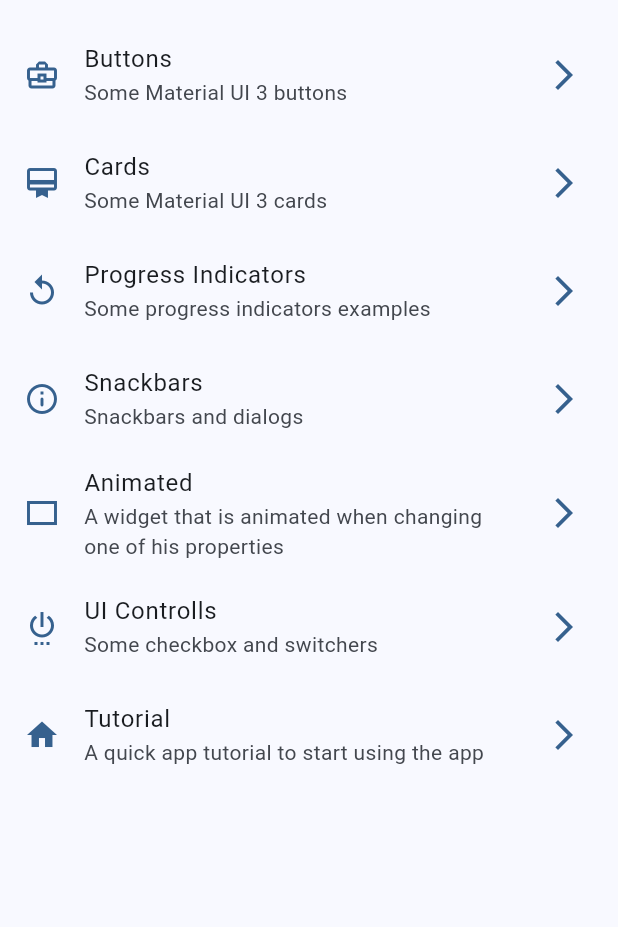
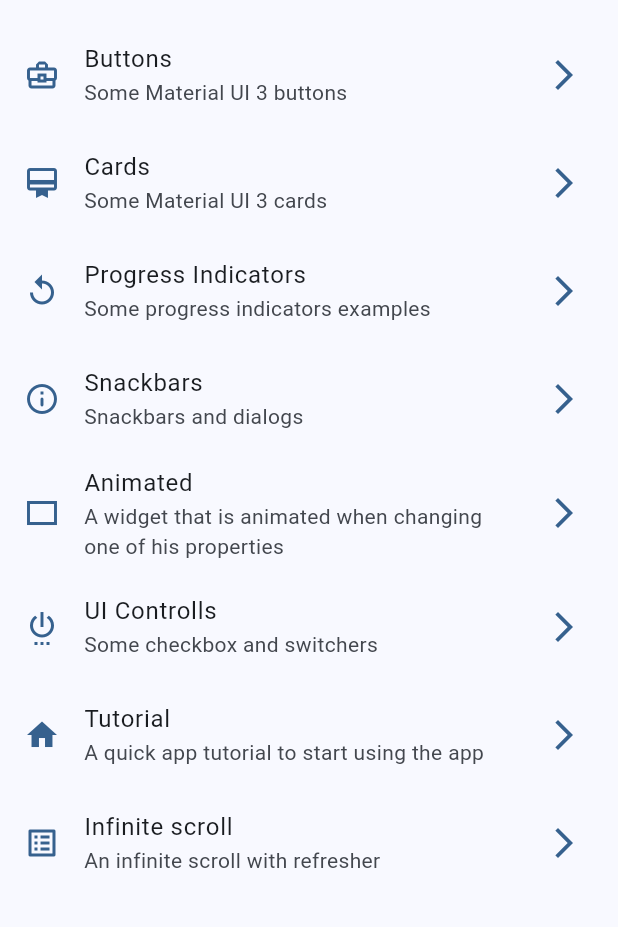
Before and after one commit to luislealdev/widgets-app-flutter, a Flutter app: the screen it shows after launch, on a phone screen of 412 x 824 dp, the part 63-990 px from its top. Run offline on Flutter 3.47's test engine with Material 2 defaults, Android fonts, the phone set to English and light mode, and no system bars; our stand-ins replace animate_do, go_router.

Commit message:
Add infinite scroll

```diff
--- a/lib/config/menu/menu_items.dart
+++ b/lib/config/menu/menu_items.dart
@@ -50,4 +50,9 @@ const menuItems = <MenuItem>[
       description: 'A quick app tutorial to start using the app',
       url: '/tutorial',
       icon: Icons.home),
+  MenuItem(
+      title: 'Infinite scroll',
+      description: 'An infinite scroll with refresher',
+      url: '/infinite-scroll',
+      icon: Icons.list_alt_outlined),
 ];
--- a/lib/config/routes/app_router.dart
+++ b/lib/config/routes/app_router.dart
@@ -37,5 +37,9 @@ final appRouter = GoRouter(
       path: '/tutorial',
       builder: (context, state) => const AppTutorialScreen(),
     ),
+    GoRoute(
+      path: '/infinite-scroll',
+      builder: (context, state) => const InfiniteScrollScreen(),
+    ),
   ],
 );
```
Also changed, not shown: lib/presentation/screens/infinite_scroll/infinite_scroll_screen.dart (+65 -2 lines).
